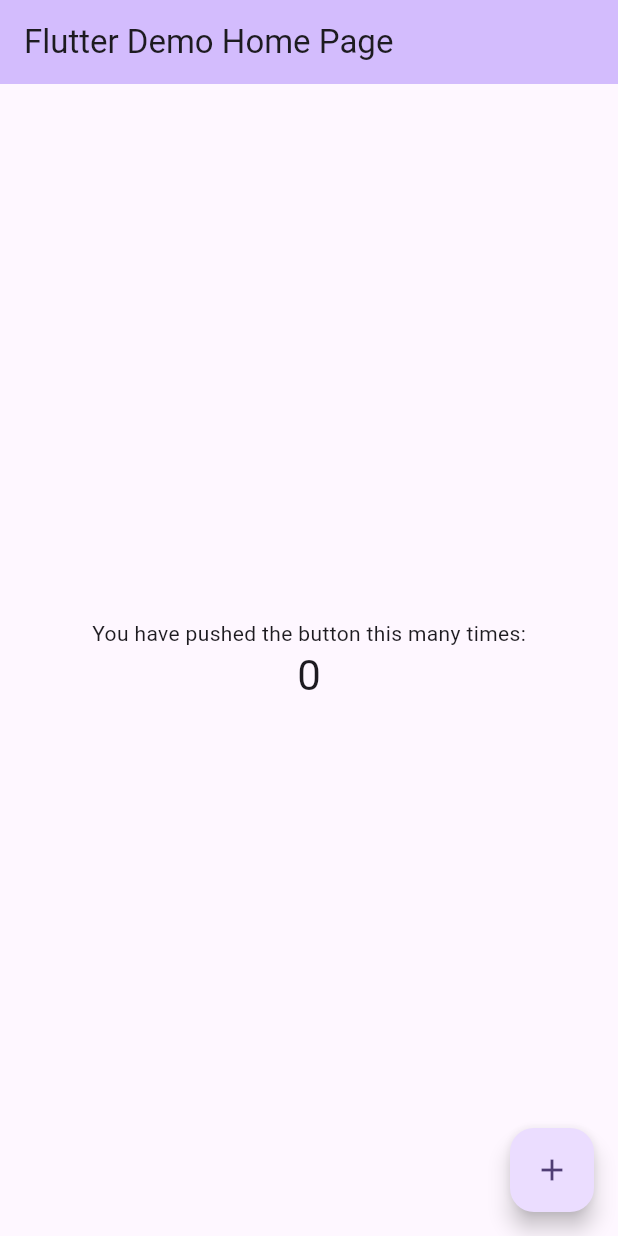
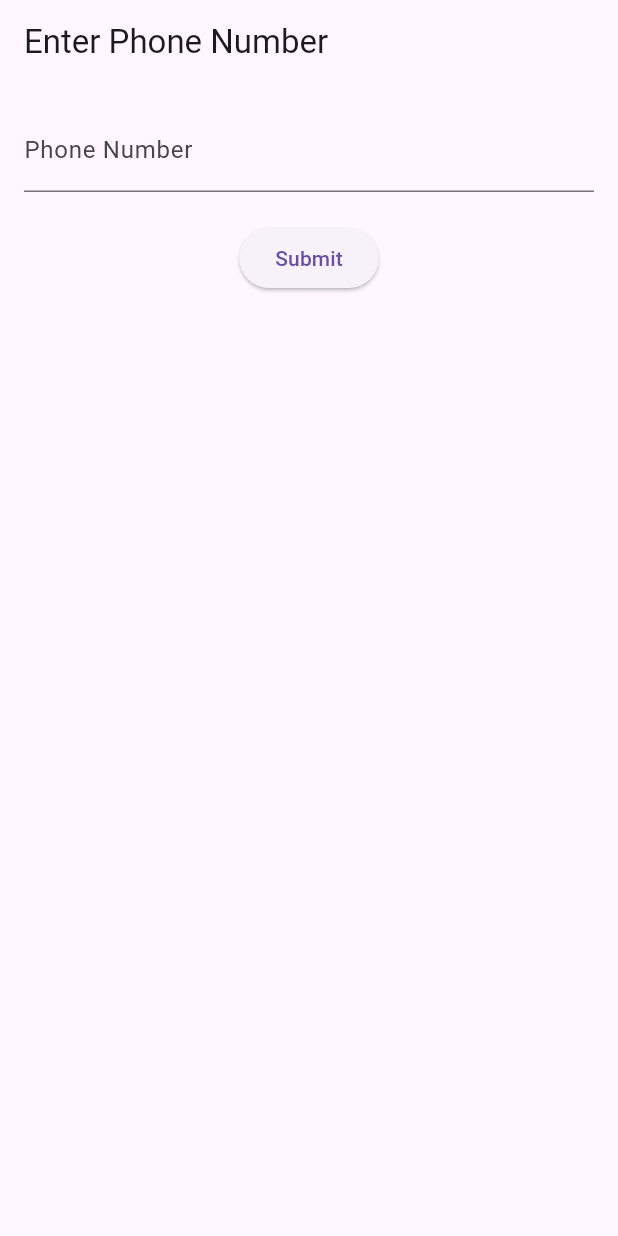
Before and after one commit to dway8/grupr, a Flutter app: the screen it shows after launch, on a phone screen of 412 x 824 dp. Run offline on Flutter 3.47's test engine with Material 3 defaults, Android fonts, the light colour scheme and no system bars; our stand-ins replace flutter_bloc.

Commit message:
Front: signup + verify

```diff
--- a/frontend/lib/main.dart
+++ b/frontend/lib/main.dart
@@ -1,125 +1,24 @@
 import 'package:flutter/material.dart';
+import 'screens/phone_number_screen.dart';
+import 'screens/verification_code_screen.dart';
 
 void main() {
-  runApp(const MyApp());
+  runApp(MyApp());
 }
 
 class MyApp extends StatelessWidget {
-  const MyApp({super.key});
-
-  // This widget is the root of your application.
   @override
   Widget build(BuildContext context) {
     return MaterialApp(
       title: 'Flutter Demo',
       theme: ThemeData(
-        // This is the theme of your application.
-        //
-        // TRY THIS: Try running your application with "flutter run". You'll see
-        // the application has a purple toolbar. Then, without quitting the app,
-        // try changing the seedColor in the colorScheme below to Colors.green
-        // and then invoke "hot reload" (save your changes or press the "hot
-        // reload" button in a Flutter-supported IDE, or press "r" if you used
-        // the command line to start the app).
-        //
-        // Notice that the counter didn't reset back to zero; the application
-        // state is not lost during the reload. To reset the state, use hot
-        // restart instead.
-        //
-        // This works for code too, not just values: Most code changes can be
-        // tested with just a hot reload.
-        colorScheme: ColorScheme.fromSeed(seedColor: Colors.deepPurple),
-        useMaterial3: true,
+        primarySwatch: Colors.blue,
       ),
-      home: const MyHomePage(title: 'Flutter Demo Home Page'),
+      initialRoute: '/',
+      routes: {
+        '/': (context) => PhoneNumberScreen(),
+        '/verification': (context) => VerificationCodeScreen(),
+      },
     );
   }
 }
-
-class MyHomePage extends StatefulWidget {
-  const MyHomePage({super.key, required this.title});
-
-  // This widget is the home page of your application. It is stateful, meaning
-  // that it has a State object (defined below) that contains fields that affect
-  // how it looks.
-
-  // This class is the configuration for the state. It holds the values (in this
-  // case the title) provided by the parent (in this case the App widget) and
-  // used by the build method of the State. Fields in a Widget subclass are
-  // always marked "final".
-
-  final String title;
-
-  @override
-  State<MyHomePage> createState() => _MyHomePageState();
-}
-
-class _MyHomePageState extends State<MyHomePage> {
-  int _counter = 0;
-
-  void _incrementCounter() {
-    setState(() {
-      // This call to setState tells the Flutter framework that something has
-      // changed in this State, which causes it to rerun the build method below
-      // so that the display can reflect the updated values. If we changed
-      // _counter without calling setState(), then the build method would not be
-      // called again, and so nothing would appear to happen.
-      _counter++;
-    });
-  }
-
-  @override
-  Widget build(BuildContext context) {
-    // This method is rerun every time setState is called, for instance as done
-    // by the _incrementCounter method above.
-    //
-    // The Flutter framework has been optimized to make rerunning build methods
-    // fast, so that you can just rebuild anything that needs updating rather
-    // than having to individually change instances of widgets.
-    return Scaffold(
-      appBar: AppBar(
-        // TRY THIS: Try changing the color here to a specific color (to
-        // Colors.amber, perhaps?) and trigger a hot reload to see the AppBar
-        // change color while the other colors stay the same.
-        backgroundColor: Theme.of(context).colorScheme.inversePrimary,
-        // Here we take the value from the MyHomePage object that was created by
-        // the App.build method, and use it to set our appbar title.
-        title: Text(widget.title),
-      ),
-      body: Center(
-        // Center is a layout widget. It takes a single child and positions it
-        // in the middle of the parent.
-        child: Column(
-          // Column is also a layout widget. It takes a list of children and
-          // arranges them vertically. By default, it sizes itself to fit its
-          // children horizontally, and tries to be as tall as its parent.
-          //
-          // Column has various properties to control how it sizes itself and
-          // how it positions its children. Here we use mainAxisAlignment to
-          // center the children vertically; the main axis here is the vertical
-          // axis because Columns are vertical (the cross axis would be
-          // horizontal).
-          //
-          // TRY THIS: Invoke "debug painting" (choose the "Toggle Debug Paint"
-          // action in the IDE, or press "p" in the console), to see the
-          // wireframe for each widget.
-          mainAxisAlignment: MainAxisAlignment.center,
-          children: <Widget>[
-            const Text(
-              'You have pushed the button this many times:',
-            ),
-            Text(
-              '$_counter',
-              style: Theme.of(context).textTheme.headlineMedium,
-            ),
-          ],
-        ),
-      ),
-      floatingActionButton: FloatingActionButton(
-        onPressed: _incrementCounter,
-        tooltip: 'Increment',
-        child: const Icon(Icons.add),
-      ), // This trailing comma makes auto-formatting nicer for build methods.
-    );
-  }
-}
--- /dev/null
+++ b/frontend/lib/screens/phone_number_screen.dart
@@ -0,0 +1,52 @@
+import 'package:flutter/material.dart';
+import 'package:flutter_bloc/flutter_bloc.dart';
+import 'package:http/http.dart' as http;
+import 'dart:convert';
+
+class PhoneNumberScreen extends StatelessWidget {
+  final TextEditingController _phoneNumberController = TextEditingController();
+
+  Future<void> sendPhoneNumber(BuildContext context) async {
+    final response = await http.post(
+      Uri.parse('http://localhost:3000/api/auth/signup'),
+      headers: <String, String>{
+        'Content-Type': 'application/json; charset=UTF-8',
+      },
+      body: jsonEncode(<String, String>{
+        'phoneNumber': _phoneNumberController.text,
+      }),
+    );
+
+    if (response.statusCode == 201) {
+
+       Navigator.pushNamed(context, '/verification', arguments: _phoneNumberController.text);
+    } else {
+      ScaffoldMessenger.of(context).showSnackBar(
+        SnackBar(content: Text('Failed to send verification code')),
+      );
+    }
+  }
+
+  @override
+  Widget build(BuildContext context) {
+    return Scaffold(
+      appBar: AppBar(title: Text('Enter Phone Number')),
+      body: Padding(
+        padding: EdgeInsets.all(16.0),
+        child: Column(
+          children: [
+            TextField(
+              controller: _phoneNumberController,
+              decoration: InputDecoration(labelText: 'Phone Number'),
+            ),
+            SizedBox(height: 20),
+            ElevatedButton(
+              onPressed: () => sendPhoneNumber(context),
+              child: Text('Submit'),
+            ),
+          ],
+        ),
+      ),
+    );
+  }
+}
--- a/frontend/pubspec.yaml
+++ b/frontend/pubspec.yaml
@@ -35,7 +35,8 @@ dependencies:
   # The following adds the Cupertino Icons font to your application.
   # Use with the CupertinoIcons class for iOS style icons.
   cupertino_icons: ^1.0.6
-  bloc: ^8.1.4
+  http: ^1.2.1
+  flutter_bloc: ^8.1.5
 
 dev_dependencies:
   flutter_test:
```
Also changed, not shown: frontend/lib/screens/verification_code_screen.dart (added, +54 -0 lines), frontend/pubspec.lock, 1 other file.
